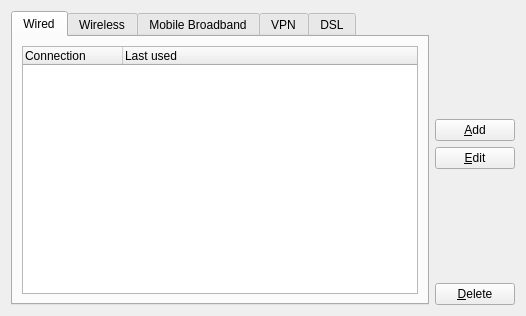
Above: settings/config/manageconnectionwidget.ui from netrunner-debian-kde-extras/networkmanagement before the change. Below: the same form after it.
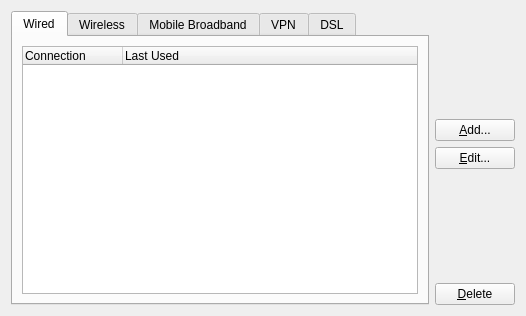
That is the form after the change.

The edit to the form file:
```diff
--- a/settings/config/manageconnectionwidget.ui
+++ b/settings/config/manageconnectionwidget.ui
@@ -38,7 +38,7 @@
          </column>
          <column>
           <property name="text" >
-           <string>Last used</string>
+           <string>Last Used</string>
           </property>
          </column>
         </widget>
@@ -188,14 +188,14 @@
      <item>
       <widget class="QPushButton" name="addConnection" >
        <property name="text" >
-        <string>&amp;Add</string>
+        <string>&amp;Add...</string>
        </property>
       </widget>
      </item>
      <item>
       <widget class="QPushButton" name="editConnection" >
        <property name="text" >
-        <string>&amp;Edit</string>
+        <string>&amp;Edit...</string>
        </property>
       </widget>
      </item>
```
Left out of the diff: 8 changed lines with no effect on the pictures.
